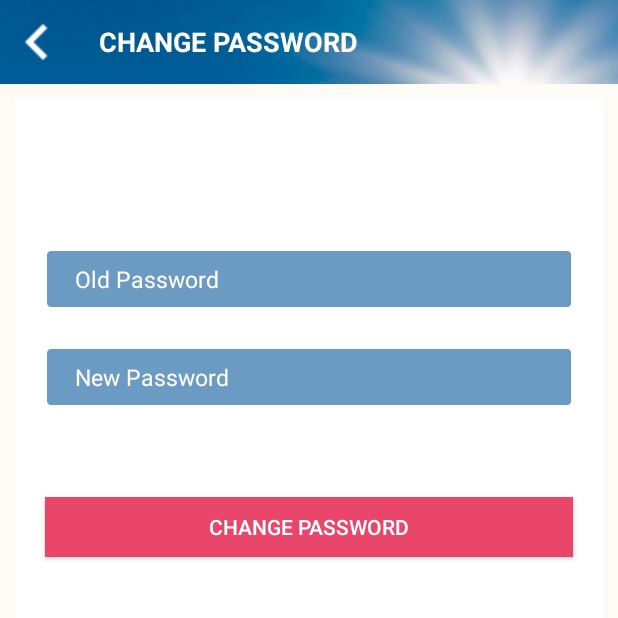
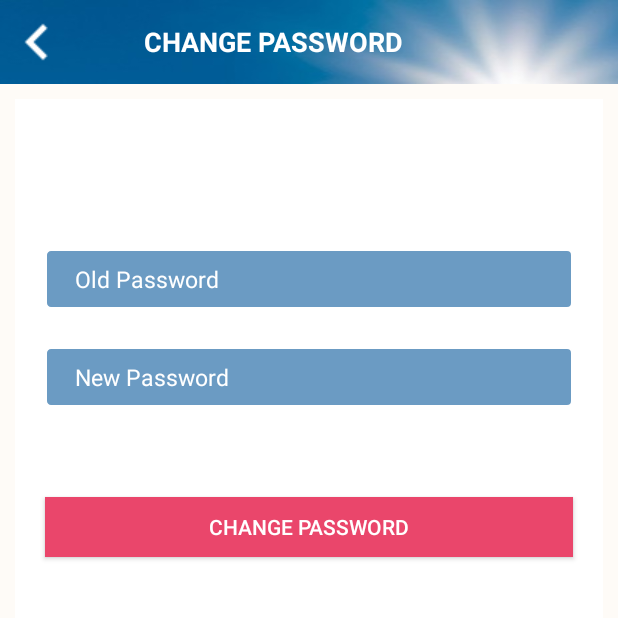
Before and after one commit to abhi4098/TestSolarProjectApp, an Android app: the ChangePasswordActivity screen opened directly, with no data from a screen before it, on a phone screen of 412 x 824 dp, the top half of it. Run offline under Robolectric (Android 15) with nearby library versions, the phone set to English and light mode, and no system bars; our stand-ins replace ButterKnife; network calls fail.

Commit message:
toolbar title position changed to center

```diff
--- a/app/src/main/res/layout/activity_toolbar.xml
+++ b/app/src/main/res/layout/activity_toolbar.xml
@@ -35,7 +35,7 @@
                 android:textColor="#ffffff"
                 android:layout_centerInParent="true"
                 android:layout_alignParentStart="true"
-                android:layout_marginStart="45dp"
+                android:layout_marginStart="60dp"
                 android:textStyle="bold"
                 android:textAllCaps="true"
                 android:textSize="18sp" />
--- a/app/src/main/res/layout/activity_toolbar_complaint.xml
+++ b/app/src/main/res/layout/activity_toolbar_complaint.xml
@@ -17,7 +17,7 @@
         <RelativeLayout
             android:layout_width="match_parent"
             android:layout_height="wrap_content"
-            android:layout_gravity="center"
+
             android:layout_marginEnd="10dp"
             android:orientation="horizontal">
     <ImageView
@@ -35,7 +35,7 @@
                 android:textColor="#ffffff"
                 android:layout_centerInParent="true"
                 android:layout_alignParentStart="true"
-                android:layout_marginStart="50dp"
+                android:layout_marginStart="80dp"
                 android:textStyle="bold"
                 android:textAllCaps="true"
                 android:textSize="18sp" />
--- a/app/src/main/res/layout/layout_tech_partner_list.xml
+++ b/app/src/main/res/layout/layout_tech_partner_list.xml
@@ -22,6 +22,7 @@
             android:layout_width="wrap_content"
             android:layout_height="wrap_content"
             android:textSize="15sp"
+            android:textStyle="bold"
             android:textColor="@color/solar_pink"
             android:text="Technical Partner Name: "/>
 
```
